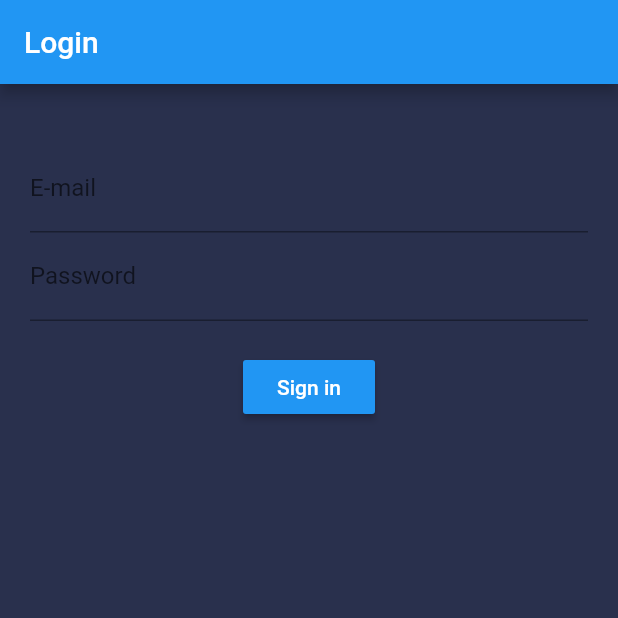
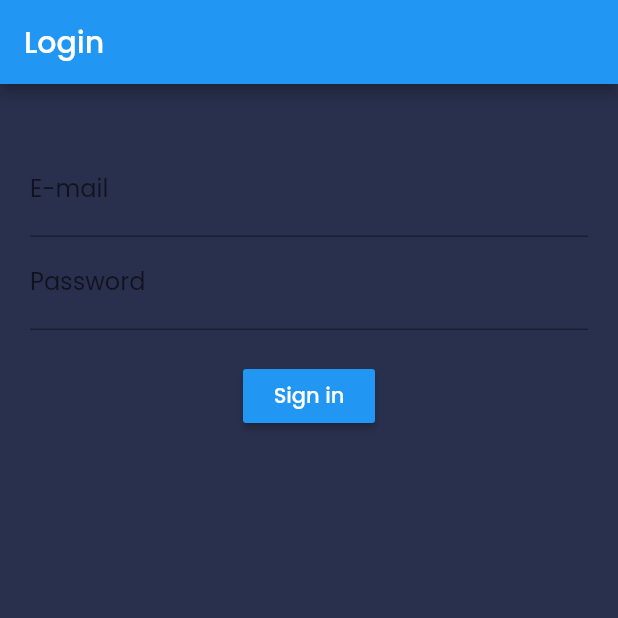
Before and after one commit to capicarbone/SavingsApp, a Flutter app: the screen it shows after launch, on a phone screen of 412 x 824 dp, the top half of it. Run offline on Flutter 3.47's test engine with Material 2 defaults, Android fonts, the phone set to English and light mode, and no system bars; our stand-ins replace dropdown_search, equatable, flutter_bloc, flutter_dotenv, google_fonts, hive and 2 more; accounts and stored records are empty; generated files the repository leaves out were written again.

Commit message:
Implemented font for all the app.

```diff
--- a/lib/main.dart
+++ b/lib/main.dart
@@ -1,6 +1,7 @@
 import 'package:flutter/material.dart';
 import 'package:flutter_bloc/flutter_bloc.dart';
 import 'package:flutter_dotenv/flutter_dotenv.dart';
+import 'package:google_fonts/google_fonts.dart';
 import 'package:savings_app/blocs/authentication/authentication_bloc.dart';
 import 'package:savings_app/blocs/authentication/authentication_events.dart';
 import 'package:savings_app/blocs/authentication/authentication_states.dart';
@@ -68,6 +69,7 @@ class MyApp extends StatelessWidget {
       title: 'Savings App',
       debugShowCheckedModeBanner: false,
       theme: ThemeData(
+        fontFamily: GoogleFonts.poppins().fontFamily,
           visualDensity: VisualDensity.adaptivePlatformDensity,
           scaffoldBackgroundColor: Color(0xFF29304d),
           colorScheme: ColorScheme.fromSwatch(
```
